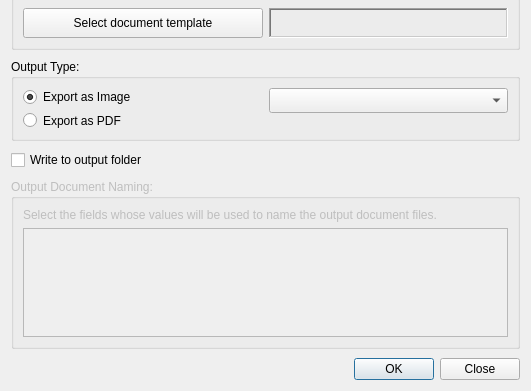
The window that ui/ui_doc_generator.ui (gltn/stdm) describes before a commit, drawn with Qt 5; both pictures show x 0 to 531 and y 263 to 654 of the 531 by 654 pixel window.
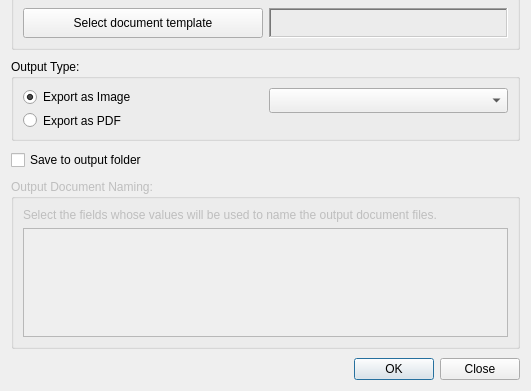
The same window after the commit. Icons and pictures are not drawn. Custom widgets are drawn as their Qt base class.

```diff
--- a/ui/ui_doc_generator.ui
+++ b/ui/ui_doc_generator.ui
@@ -136,7 +136,7 @@
    <item row="6" column="0">
     <widget class="QCheckBox" name="chkUseOutputFolder">
      <property name="text">
-      <string>Write to output folder</string>
+      <string>Save to output folder</string>
      </property>
     </widget>
    </item>
```
